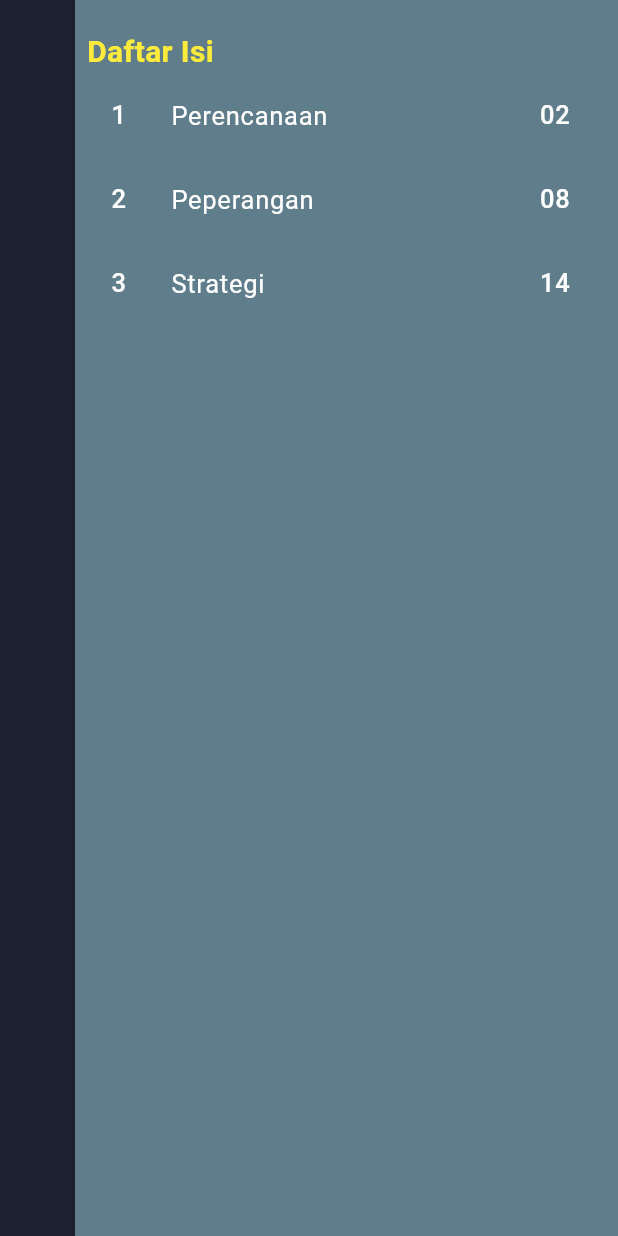
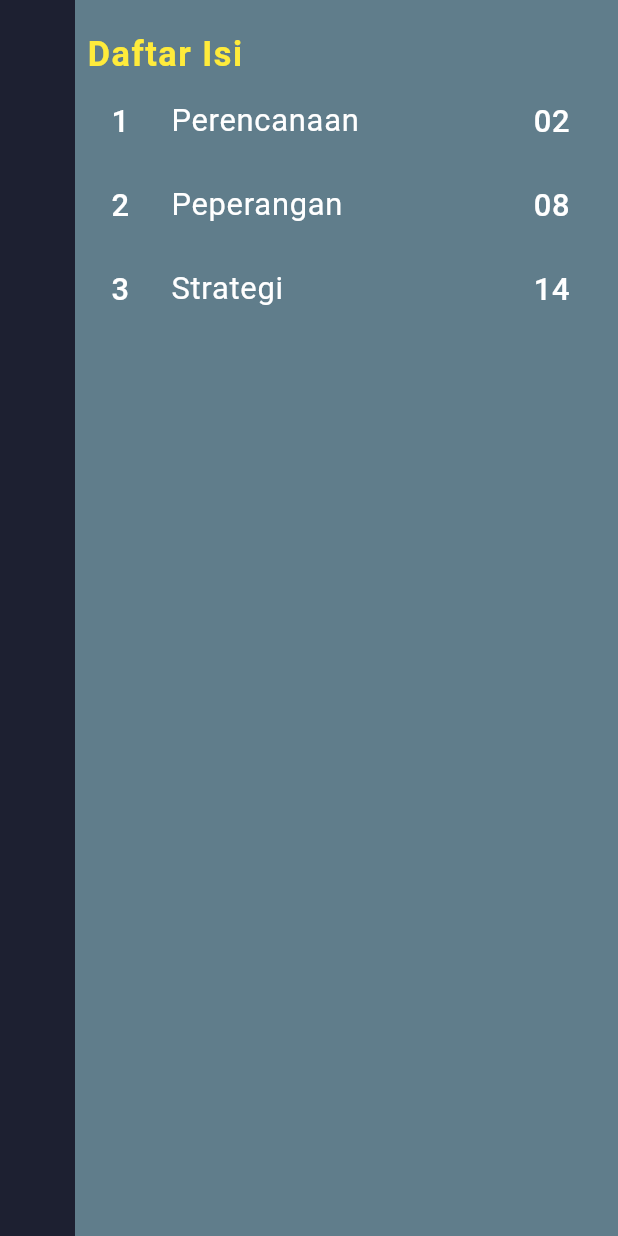
Before and after one commit to RozaqIngsoon/tsunzu, a Flutter app: the DaftarIsi screen opened directly, on a phone screen of 412 x 824 dp. Run offline on Flutter 3.47's test engine with Material 3 defaults, Android fonts, the light colour scheme and no system bars; our stand-ins replace flutter_markdown, google_fonts; missing offline and left inert: page_flip; Roboto replaces fonts that are missing (Merienda); statements that could not run were skipped.

Commit message:
update ui daftar isi

```diff
--- a/lib/pages/daftar_isi.dart
+++ b/lib/pages/daftar_isi.dart
@@ -17,11 +17,11 @@ class DaftarIsi extends StatelessWidget {
       return ListTile(
         leading: Text(
           no,
-          style: TextStyle(color: Colors.white, fontSize: 17),
+          style: TextStyle(color: Colors.white, fontSize: MediaQuery.of(context).size.width / 20),
         ),
-        title: Text(judul, style: TextStyle(color: Colors.white, fontSize: 17)),
+        title: Text(judul, style: TextStyle(color: Colors.white, fontSize: MediaQuery.of(context).size.width / 20)),
         trailing:
-            Text(halaman, style: TextStyle(color: Colors.white, fontSize: 17)),
+            Text(halaman, style: TextStyle(color: Colors.white, fontSize: MediaQuery.of(context).size.width / 20)),
         onTap: () {
           controller.currentState?.goToPage(lompatke); //menggunakan index page
         },
@@ -49,7 +49,7 @@ class DaftarIsi extends StatelessWidget {
                 children: [
                   Text('Daftar Isi',
                       style: GoogleFonts.merienda(
-                        textStyle: TextStyle(color: Colors.yellow, fontSize: 20,fontWeight: FontWeight.bold),
+                        textStyle: TextStyle(color: Colors.yellow, fontSize: MediaQuery.of(context).size.width / 18,fontWeight: FontWeight.bold,letterSpacing: 1.0),
                       )),
                   isi(
                       no: '1',
```
